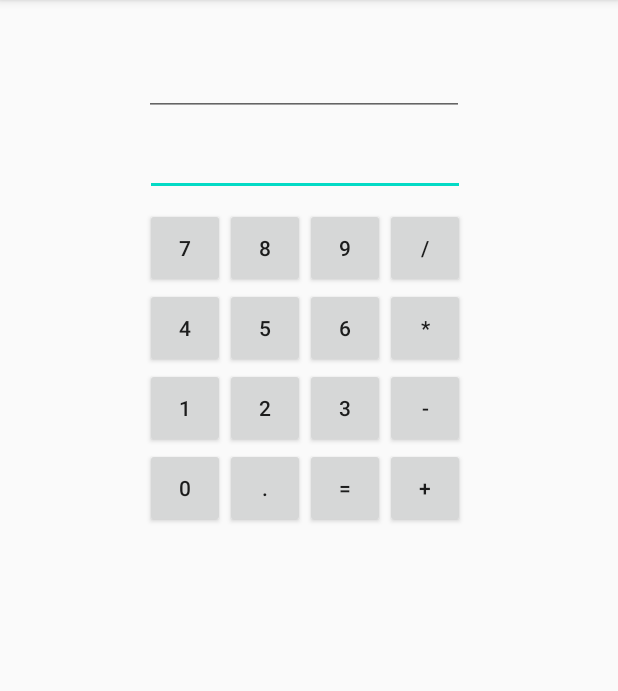
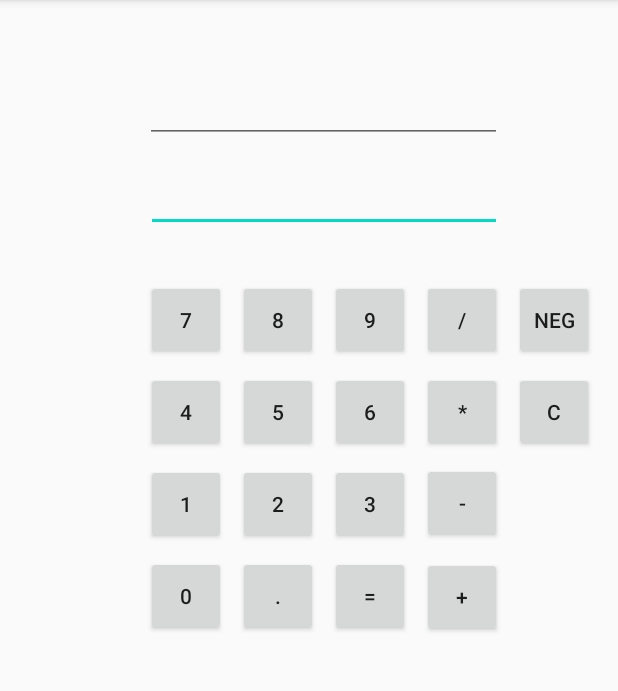
Before and after one commit to anamica08/Android-Kotlin-Training, an Android app: the screen it shows after launch (MainActivity), on a phone screen of 412 x 824 dp, the part 84-775 px from its top. Run offline under Robolectric (Android 15) with nearby library versions, the phone set to English and light mode, and no system bars.

Commit message:
added cancel and neg button for negative numbers

```diff
--- a/Calculator/app/src/main/java/com/example/calculator/MainActivity.kt
+++ b/Calculator/app/src/main/java/com/example/calculator/MainActivity.kt
@@ -96,6 +96,22 @@ class MainActivity : AppCompatActivity() {
         buttonMinus.setOnClickListener(opListener)
         buttonPlus.setOnClickListener(opListener)
 
+
+
+        buttonNeg.setOnClickListener({v->
+            val value = newNumber.text.toString()
+            if(value.isEmpty()){
+                newNumber.setText("-")
+            }else{
+
+            }
+        })
+
+        buttonCancel.setOnClickListener({v->
+            resultEditText.setText("")
+        })
+
+
     }
 
     private fun performOperation(value: Double, operation: String) {
--- a/Calculator/app/src/main/res/layout-land/activity_main.xml
+++ b/Calculator/app/src/main/res/layout-land/activity_main.xml
@@ -7,14 +7,88 @@
     tools:context=".MainActivity">
 
     <Button
+        android:id="@+id/button7"
+        android:layout_width="wrap_content"
+        android:layout_height="wrap_content"
+        android:layout_marginEnd="8dp"
+        android:layout_marginRight="8dp"
+        android:minWidth="53dp"
+        android:minHeight="53dp"
+        android:text="@string/_7"
+        app:layout_constraintBaseline_toBaselineOf="@+id/button8"
+        app:layout_constraintEnd_toStartOf="@+id/button8" />
+
+    <Button
+        android:id="@+id/button8"
+        android:layout_width="wrap_content"
+        android:layout_height="wrap_content"
+        android:layout_marginTop="20dp"
+        android:layout_marginEnd="8dp"
+        android:layout_marginRight="8dp"
+        android:minWidth="53dp"
+        android:minHeight="53dp"
+        android:text="@string/_8"
+        app:layout_constraintEnd_toStartOf="@+id/button9"
+        app:layout_constraintTop_toBottomOf="@+id/newNumber" />
+
+    <Button
         android:id="@+id/button0"
+        android:layout_width="wrap_content"
+        android:layout_height="wrap_content"
+        android:layout_marginTop="8dp"
+        android:layout_marginEnd="8dp"
+        android:layout_marginRight="8dp"
+        android:minWidth="53dp"
+        android:minHeight="53dp"
+        android:text="@string/_0"
+        app:layout_constraintEnd_toStartOf="@+id/buttonDot"
+        app:layout_constraintTop_toBottomOf="@+id/button1" />
+
+    <Button
+        android:id="@+id/button4"
+        android:layout_width="wrap_content"
+        android:layout_height="wrap_content"
+        android:layout_marginTop="8dp"
+        android:layout_marginEnd="8dp"
+        android:layout_marginRight="8dp"
+        android:minWidth="53dp"
+        android:minHeight="53dp"
+        android:text="@string/_4"
+        app:layout_constraintEnd_toStartOf="@+id/button5"
+        app:layout_constraintTop_toBottomOf="@+id/button7" />
+
+    <Button
+        android:id="@+id/buttonDot"
         android:layout_width="wrap_content"
         android:layout_height="wrap_content"
         android:minWidth="53dp"
         android:minHeight="53dp"
-        android:text="0"
-        app:layout_constraintStart_toStartOf="@+id/button1"
-        app:layout_constraintTop_toBottomOf="@+id/button1" />
+        android:text="@string/DOT"
+        app:layout_constraintBaseline_toBaselineOf="@+id/buttonEqual"
+        app:layout_constraintEnd_toEndOf="@+id/button2" />
+
+    <Button
+        android:id="@+id/button1"
+        android:layout_width="wrap_content"
+        android:layout_height="wrap_content"
+        android:layout_marginTop="8dp"
+        android:layout_marginEnd="8dp"
+        android:layout_marginRight="8dp"
+        android:minWidth="53dp"
+        android:minHeight="53dp"
+        android:text="@string/_1"
+        app:layout_constraintEnd_toStartOf="@+id/button2"
+        app:layout_constraintTop_toBottomOf="@+id/button4" />
+
+    <Button
+        android:id="@+id/button5"
+        android:layout_width="wrap_content"
+        android:layout_height="wrap_content"
+        android:minWidth="53dp"
+        android:minHeight="53dp"
+        android:text="@string/_5"
+        app:layout_constraintBaseline_toBaselineOf="@+id/button6"
+        app:layout_constraintEnd_toEndOf="@+id/button8" />
 
     <Button
         android:id="@+id/button2"
@@ -22,183 +96,151 @@
         android:layout_height="wrap_content"
         android:minWidth="53dp"
         android:minHeight="53dp"
-        android:text="2"
-        app:layout_constraintBaseline_toBaselineOf="@+id/button1"
-        app:layout_constraintStart_toEndOf="@+id/button1" />
+        android:text="@string/_2"
+        app:layout_constraintBaseline_toBaselineOf="@+id/button3"
+        app:layout_constraintEnd_toEndOf="@+id/button5" />
+
+    <Button
+        android:id="@+id/button9"
+        android:layout_width="wrap_content"
+        android:layout_height="wrap_content"
+        android:layout_marginTop="20dp"
+        android:minWidth="53dp"
+        android:minHeight="53dp"
+        android:text="@string/_9"
+        app:layout_constraintEnd_toEndOf="parent"
+        app:layout_constraintStart_toStartOf="parent"
+        app:layout_constraintTop_toBottomOf="@+id/resultEditText" />
+
+    <Button
+        android:id="@+id/buttonEqual"
+        android:layout_width="wrap_content"
+        android:layout_height="wrap_content"
+        android:layout_marginStart="8dp"
+        android:layout_marginLeft="8dp"
+        android:layout_marginTop="8dp"
+        android:minWidth="53dp"
+        android:minHeight="53dp"
+        android:text="@string/equal"
+        app:layout_constraintStart_toEndOf="@+id/button2"
+        app:layout_constraintTop_toBottomOf="@+id/button3" />
+
+    <Button
+        android:id="@+id/buttonMultiply"
+        android:layout_width="wrap_content"
+        android:layout_height="wrap_content"
+        android:layout_marginStart="8dp"
+        android:layout_marginLeft="8dp"
+        android:layout_marginTop="8dp"
+        android:minWidth="53dp"
+        android:minHeight="53dp"
+        android:text="@string/multiply"
+        app:layout_constraintBaseline_toBaselineOf="@+id/button6"
+        app:layout_constraintStart_toEndOf="@+id/button6"
+        app:layout_constraintTop_toBottomOf="@+id/buttonDivide" />
+
+    <Button
+        android:id="@+id/buttonDivide"
+        android:layout_width="wrap_content"
+        android:layout_height="wrap_content"
+        android:layout_marginStart="8dp"
+        android:layout_marginLeft="8dp"
+        android:minWidth="53dp"
+        android:minHeight="53dp"
+        android:text="@string/divide"
+        app:layout_constraintBaseline_toBaselineOf="@+id/button9"
+        app:layout_constraintStart_toEndOf="@+id/button9" />
+
+    <Button
+        android:id="@+id/buttonPlus"
+        android:layout_width="wrap_content"
+        android:layout_height="wrap_content"
+        android:layout_marginStart="8dp"
+        android:layout_marginLeft="8dp"
+        android:layout_marginTop="8dp"
+        android:minWidth="53dp"
+        android:minHeight="53dp"
+        android:text="@string/plus"
+        app:layout_constraintStart_toEndOf="@+id/buttonEqual"
+        app:layout_constraintTop_toBottomOf="@+id/buttonMinus" />
+
+    <Button
+        android:id="@+id/button6"
+        android:layout_width="wrap_content"
+        android:layout_height="wrap_content"
+        android:layout_marginStart="8dp"
+        android:layout_marginLeft="8dp"
+        android:layout_marginTop="8dp"
+        android:minWidth="53dp"
+        android:minHeight="53dp"
+        android:text="@string/_6"
+        app:layout_constraintStart_toEndOf="@+id/button8"
+        app:layout_constraintTop_toBottomOf="@+id/button9" />
+
+    <Button
+        android:id="@+id/buttonMinus"
+        android:layout_width="wrap_content"
+        android:layout_height="wrap_content"
+        android:layout_marginStart="8dp"
+        android:layout_marginLeft="8dp"
+        android:layout_marginTop="8dp"
+        android:minWidth="53dp"
+        android:minHeight="53dp"
+        android:text="@string/minus"
+        app:layout_constraintStart_toEndOf="@+id/button3"
+        app:layout_constraintTop_toBottomOf="@+id/buttonMultiply" />
+
+    <Button
+        android:id="@+id/buttonNeg"
+        android:layout_width="wrap_content"
+        android:layout_height="wrap_content"
+        android:layout_marginStart="8dp"
+        android:layout_marginLeft="8dp"
+        android:minWidth="53dp"
+        android:minHeight="53dp"
+        android:text="@string/neg"
+        app:layout_constraintBaseline_toBaselineOf="@+id/buttonDivide"
+        app:layout_constraintStart_toEndOf="@+id/buttonDivide" />
 
     <Button
         android:id="@+id/button3"
         android:layout_width="wrap_content"
         android:layout_height="wrap_content"
-        android:minWidth="53dp"
-        android:minHeight="53dp"
-        android:text="3"
-        app:layout_constraintBaseline_toBaselineOf="@+id/button2"
-        app:layout_constraintStart_toEndOf="@+id/button2" />
-
-    <Button
-        android:id="@+id/button4"
-        android:layout_width="wrap_content"
-        android:layout_height="wrap_content"
-        android:minWidth="53dp"
-        android:minHeight="53dp"
-        android:text="4"
-        app:layout_constraintStart_toStartOf="@+id/button7"
-        app:layout_constraintTop_toBottomOf="@+id/button7" />
-
-    <Button
-        android:id="@+id/button5"
-        android:layout_width="wrap_content"
-        android:layout_height="wrap_content"
-        android:minWidth="53dp"
-        android:minHeight="53dp"
-        android:text="5"
-        app:layout_constraintBaseline_toBaselineOf="@+id/button4"
-        app:layout_constraintStart_toEndOf="@+id/button4" />
-
-    <Button
-        android:id="@+id/button6"
-        android:layout_width="wrap_content"
-        android:layout_height="wrap_content"
-        android:minWidth="53dp"
-        android:minHeight="53dp"
-        android:text="6"
-        app:layout_constraintBaseline_toBaselineOf="@+id/button5"
-        app:layout_constraintStart_toEndOf="@+id/button5" />
-
-    <Button
-        android:id="@+id/button7"
-        android:layout_width="wrap_content"
-        android:layout_height="wrap_content"
+        android:layout_marginStart="8dp"
+        android:layout_marginLeft="8dp"
         android:layout_marginTop="8dp"
         android:minWidth="53dp"
         android:minHeight="53dp"
-        android:text="7"
-        app:layout_constraintStart_toStartOf="@+id/newNumber"
-        app:layout_constraintTop_toBottomOf="@+id/newNumber" />
-
-    <Button
-        android:id="@+id/button8"
-        android:layout_width="wrap_content"
-        android:layout_height="wrap_content"
-        android:minWidth="53dp"
-        android:minHeight="53dp"
-        android:text="8"
-        app:layout_constraintBaseline_toBaselineOf="@+id/button7"
-        app:layout_constraintStart_toEndOf="@+id/button7" />
-
-    <Button
-        android:id="@+id/button9"
-        android:layout_width="wrap_content"
-        android:layout_height="wrap_content"
-        android:minWidth="53dp"
-        android:minHeight="53dp"
-        android:text="9"
-        app:layout_constraintBaseline_toBaselineOf="@+id/button8"
-        app:layout_constraintStart_toEndOf="@+id/button8" />
-
-    <Button
-        android:id="@+id/button1"
-        android:layout_width="wrap_content"
-        android:layout_height="wrap_content"
-        android:minWidth="53dp"
-        android:minHeight="53dp"
-        android:text="1"
-        app:layout_constraintStart_toStartOf="@+id/button4"
-        app:layout_constraintTop_toBottomOf="@+id/button4" />
-
-    <Button
-        android:id="@+id/buttonDot"
-        android:layout_width="wrap_content"
-        android:layout_height="wrap_content"
-        android:minWidth="53dp"
-        android:minHeight="53dp"
-        android:text="."
-        app:layout_constraintBaseline_toBaselineOf="@+id/button0"
-        app:layout_constraintStart_toEndOf="@+id/button0" />
-
-    <Button
-        android:id="@+id/buttonEqual"
-        android:layout_width="wrap_content"
-        android:layout_height="wrap_content"
-        android:minWidth="53dp"
-        android:minHeight="53dp"
-        android:text="="
-        app:layout_constraintBaseline_toBaselineOf="@+id/buttonDot"
-        app:layout_constraintStart_toEndOf="@+id/buttonDot" />
-
-    <Button
-        android:id="@+id/buttonPlus"
-        android:layout_width="wrap_content"
-        android:layout_height="wrap_content"
-        android:minWidth="53dp"
-        android:minHeight="53dp"
-        android:text="+"
-        app:layout_constraintBaseline_toBaselineOf="@+id/buttonEqual"
-        app:layout_constraintStart_toEndOf="@+id/buttonEqual" />
-
-    <Button
-        android:id="@+id/buttonDivide"
-        android:layout_width="wrap_content"
-        android:layout_height="wrap_content"
-        android:minWidth="53dp"
-        android:minHeight="53dp"
-        android:text="/"
-        app:layout_constraintBaseline_toBaselineOf="@+id/button9"
-        app:layout_constraintStart_toEndOf="@+id/button9" />
-
-    <Button
-        android:id="@+id/buttonMultiply"
-        android:layout_width="wrap_content"
-        android:layout_height="wrap_content"
-        android:minWidth="53dp"
-        android:minHeight="53dp"
-        android:text="*"
-        app:layout_constraintBaseline_toBaselineOf="@+id/button6"
-        app:layout_constraintStart_toEndOf="@+id/button6" />
-
-    <Button
-        android:id="@+id/buttonMinus"
-        android:layout_width="wrap_content"
-        android:layout_height="wrap_content"
-        android:minWidth="53dp"
-        android:minHeight="53dp"
-        android:text="-"
-        app:layout_constraintBaseline_toBaselineOf="@+id/button3"
-        app:layout_constraintStart_toEndOf="@+id/button3" />
+        android:text="@string/_3"
+        app:layout_constraintStart_toEndOf="@+id/button5"
+        app:layout_constraintTop_toBottomOf="@+id/button6" />
 
     <EditText
         android:id="@+id/resultEditText"
         android:layout_width="wrap_content"
         android:layout_height="wrap_content"
-        android:layout_marginStart="8dp"
-        android:layout_marginLeft="8dp"
-        android:layout_marginTop="24dp"
+        android:layout_marginStart="4dp"
+        android:layout_marginLeft="4dp"
+        android:layout_marginTop="32dp"
         android:layout_marginEnd="8dp"
         android:layout_marginRight="8dp"
         android:ems="10"
         android:focusable="false"
         android:focusableInTouchMode="false"
         android:inputType="numberSigned|numberDecimal"
-        android:text=" "
+        android:text="@string/empty"
         app:layout_constraintEnd_toEndOf="parent"
-        app:layout_constraintHorizontal_bias="1.0"
-        app:layout_constraintStart_toEndOf="@+id/newNumber"
+        app:layout_constraintStart_toStartOf="@+id/guideline"
         app:layout_constraintTop_toTopOf="parent" />
 
     <TextView
         android:id="@+id/operation"
-        android:layout_width="wrap_content"
-        android:layout_height="wrap_content"
-        android:layout_marginStart="8dp"
-        android:layout_marginLeft="8dp"
-        android:layout_marginEnd="8dp"
-        android:layout_marginRight="8dp"
+        android:layout_width="0dp"
+        android:layout_height="35dp"
         android:textSize="18sp"
         android:textStyle="bold"
-        app:layout_constraintBaseline_toBaselineOf="@+id/newNumber"
-        app:layout_constraintEnd_toStartOf="@+id/newNumber"
-        app:layout_constraintStart_toStartOf="parent" />
+        app:layout_constraintBaseline_toBaselineOf="@+id/button7"
+        app:layout_constraintStart_toStartOf="@+id/newNumber" />
 
     <EditText
         android:id="@+id/newNumber"
@@ -206,11 +248,31 @@
         android:layout_height="wrap_content"
         android:layout_marginStart="8dp"
         android:layout_marginLeft="8dp"
-        android:layout_marginEnd="8dp"
-        android:layout_marginRight="8dp"
+        android:layout_marginEnd="4dp"
+        android:layout_marginRight="4dp"
         android:ems="10"
         android:inputType="numberSigned|numberDecimal"
         app:layout_constraintBaseline_toBaselineOf="@+id/resultEditText"
-        app:layout_constraintEnd_toEndOf="parent"
+        app:layout_constraintEnd_toStartOf="@+id/guideline"
         app:layout_constraintStart_toStartOf="parent" />
+
+    <androidx.constraintlayout.widget.Guideline
+        android:id="@+id/guideline"
+        android:layout_width="wrap_content"
+        android:layout_height="wrap_content"
+        android:orientation="vertical"
+        app:layout_constraintGuide_percent="0.500684" />
+
+    <Button
+        android:id="@+id/buttonCancel"
+        android:layout_width="wrap_content"
+        android:layout_height="wrap_content"
+        android:layout_marginStart="8dp"
+        android:layout_marginLeft="8dp"
+        android:minWidth="53dp"
+        android:minHeight="53dp"
+        android:text="@string/c"
+        app:layout_constraintBaseline_toBaselineOf="@+id/buttonMultiply"
+        app:layout_constraintStart_toEndOf="@+id/buttonMultiply" />
+
 </androidx.constraintlayout.widget.ConstraintLayout>
--- a/Calculator/app/src/main/res/layout/activity_main.xml
+++ b/Calculator/app/src/main/res/layout/activity_main.xml
@@ -10,6 +10,7 @@
         android:id="@+id/button0"
         android:layout_width="wrap_content"
         android:layout_height="wrap_content"
+        android:layout_marginTop="8dp"
         android:minWidth="53dp"
         android:minHeight="53dp"
         android:text="0"
@@ -20,6 +21,8 @@
         android:id="@+id/button2"
         android:layout_width="wrap_content"
         android:layout_height="wrap_content"
+        android:layout_marginStart="8dp"
+        android:layout_marginLeft="8dp"
         android:minWidth="53dp"
         android:minHeight="53dp"
         android:text="2"
@@ -30,6 +33,8 @@
         android:id="@+id/button3"
         android:layout_width="wrap_content"
         android:layout_height="wrap_content"
+        android:layout_marginStart="8dp"
+        android:layout_marginLeft="8dp"
         android:minWidth="53dp"
         android:minHeight="53dp"
         android:text="3"
@@ -40,6 +45,7 @@
         android:id="@+id/button4"
         android:layout_width="wrap_content"
         android:layout_height="wrap_content"
+        android:layout_marginTop="8dp"
         android:minWidth="53dp"
         android:minHeight="53dp"
         android:text="4"
@@ -50,6 +56,8 @@
         android:id="@+id/button5"
         android:layout_width="wrap_content"
         android:layout_height="wrap_content"
+        android:layout_marginStart="8dp"
+        android:layout_marginLeft="8dp"
         android:minWidth="53dp"
         android:minHeight="53dp"
         android:text="5"
@@ -60,6 +68,8 @@
         android:id="@+id/button6"
         android:layout_width="wrap_content"
         android:layout_height="wrap_content"
+        android:layout_marginStart="8dp"
+        android:layout_marginLeft="8dp"
         android:minWidth="53dp"
         android:minHeight="53dp"
         android:text="6"
@@ -70,7 +80,7 @@
         android:id="@+id/button7"
         android:layout_width="wrap_content"
         android:layout_height="wrap_content"
-        android:layout_marginTop="8dp"
+        android:layout_marginTop="32dp"
         android:minWidth="53dp"
         android:minHeight="53dp"
         android:text="7"
@@ -81,6 +91,8 @@
         android:id="@+id/button8"
         android:layout_width="wrap_content"
         android:layout_height="wrap_content"
+        android:layout_marginStart="8dp"
+        android:layout_marginLeft="8dp"
         android:minWidth="53dp"
         android:minHeight="53dp"
         android:text="8"
@@ -91,6 +103,8 @@
         android:id="@+id/button9"
         android:layout_width="wrap_content"
         android:layout_height="wrap_content"
+        android:layout_marginStart="8dp"
+        android:layout_marginLeft="8dp"
         android:minWidth="53dp"
         android:minHeight="53dp"
         android:text="9"
@@ -101,6 +115,7 @@
         android:id="@+id/button1"
         android:layout_width="wrap_content"
         android:layout_height="wrap_content"
+        android:layout_marginTop="8dp"
         android:minWidth="53dp"
         android:minHeight="53dp"
         android:text="1"
@@ -111,6 +126,8 @@
         android:id="@+id/buttonDot"
         android:layout_width="wrap_content"
         android:layout_height="wrap_content"
+        android:layout_marginStart="8dp"
+        android:layout_marginLeft="8dp"
         android:minWidth="53dp"
         android:minHeight="53dp"
         android:text="."
@@ -121,6 +138,8 @@
         android:id="@+id/buttonEqual"
         android:layout_width="wrap_content"
         android:layout_height="wrap_content"
+        android:layout_marginStart="8dp"
+        android:layout_marginLeft="8dp"
         android:minWidth="53dp"
         android:minHeight="53dp"
         android:text="="
@@ -131,49 +150,81 @@
         android:id="@+id/buttonPlus"
         android:layout_width="wrap_content"
         android:layout_height="wrap_content"
+        android:layout_marginStart="8dp"
+        android:layout_marginLeft="8dp"
+        android:layout_marginTop="9dp"
         android:minWidth="53dp"
         android:minHeight="53dp"
         android:text="+"
-        app:layout_constraintBaseline_toBaselineOf="@+id/buttonEqual"
-        app:layout_constraintStart_toEndOf="@+id/buttonEqual" />
+        app:layout_constraintStart_toEndOf="@+id/buttonEqual"
+        app:layout_constraintTop_toBottomOf="@+id/buttonMinus" />
 
     <Button
         android:id="@+id/buttonDivide"
         android:layout_width="wrap_content"
         android:layout_height="wrap_content"
+        android:layout_marginStart="8dp"
+        android:layout_marginLeft="8dp"
         android:minWidth="53dp"
         android:minHeight="53dp"
         android:text="/"
         app:layout_constraintBaseline_toBaselineOf="@+id/button9"
         app:layout_constraintStart_toEndOf="@+id/button9" />
-
+    <Button
+        android:id="@+id/buttonNeg"
+        android:layout_width="wrap_content"
+        android:layout_height="wrap_content"
+        android:layout_marginStart="8dp"
+        android:layout_marginLeft="8dp"
+        android:minWidth="53dp"
+        android:minHeight="53dp"
+        android:text="@string/neg"
+        app:layout_constraintBaseline_toBaselineOf="@+id/buttonDivide"
+        app:layout_constraintStart_toEndOf="@+id/buttonDivide" />
     <Button
         android:id="@+id/buttonMultiply"
         android:layout_width="wrap_content"
         android:layout_height="wrap_content"
+        android:layout_marginStart="8dp"
+        android:layout_marginLeft="8dp"
+        android:layout_marginTop="8dp"
         android:minWidth="53dp"
         android:minHeight="53dp"
         android:text="*"
-        app:layout_constraintBaseline_toBaselineOf="@+id/button6"
-        app:layout_constraintStart_toEndOf="@+id/button6" />
+        app:layout_constraintStart_toEndOf="@+id/button6"
+        app:layout_constraintTop_toBottomOf="@+id/buttonDivide" />
+    <Button
+        android:id="@+id/buttonCancel"
+        android:layout_width="wrap_content"
+        android:layout_height="wrap_content"
+        android:layout_marginStart="8dp"
+        android:layout_marginLeft="8dp"
+        android:minWidth="53dp"
+        android:minHeight="53dp"
+        android:text="@string/c"
+        app:layout_constraintBaseline_toBaselineOf="@+id/buttonMultiply"
+        app:layout_constraintStart_toEndOf="@+id/buttonMultiply" />
 
     <Button
         android:id="@+id/buttonMinus"
         android:layout_width="wrap_content"
         android:layout_height="wrap_content"
+        android:layout_marginStart="8dp"
+        android:layout_marginLeft="8dp"
+        android:layout_marginTop="7dp"
         android:minWidth="53dp"
         android:minHeight="53dp"
         android:text="-"
-        app:layout_constraintBaseline_toBaselineOf="@+id/button3"
-        app:layout_constraintStart_toEndOf="@+id/button3" />
+        app:layout_constraintStart_toEndOf="@+id/button3"
+        app:layout_constraintTop_toBottomOf="@+id/buttonMultiply" />
 
     <EditText
         android:id="@+id/resultEditText"
-        android:layout_width="wrap_content"
-        android:layout_height="wrap_content"
+        android:layout_width="238dp"
+        android:layout_height="55dp"
         android:layout_marginStart="8dp"
         android:layout_marginLeft="8dp"
-        android:layout_marginTop="32dp"
+        android:layout_marginTop="40dp"
         android:layout_marginEnd="8dp"
         android:layout_marginRight="8dp"
         android:ems="10"
@@ -182,7 +233,7 @@
         android:inputType="numberSigned|numberDecimal"
         android:text=" "
         app:layout_constraintEnd_toEndOf="parent"
-        app:layout_constraintHorizontal_bias="0.48"
+        app:layout_constraintHorizontal_bias="0.561"
         app:layout_constraintStart_toStartOf="parent"
         app:layout_constraintTop_toTopOf="parent" />
 
@@ -202,8 +253,8 @@
 
     <EditText
         android:id="@+id/newNumber"
-        android:layout_width="wrap_content"
-        android:layout_height="wrap_content"
+        android:layout_width="237dp"
+        android:layout_height="51dp"
         android:layout_marginStart="8dp"
         android:layout_marginLeft="8dp"
         android:layout_marginTop="8dp"
@@ -212,7 +263,7 @@
         android:ems="10"
         android:inputType="numberSigned|numberDecimal"
         app:layout_constraintEnd_toEndOf="parent"
-        app:layout_constraintHorizontal_bias="0.484"
+        app:layout_constraintHorizontal_bias="0.564"
         app:layout_constraintStart_toStartOf="parent"
         app:layout_constraintTop_toBottomOf="@+id/resultEditText" />
 </androidx.constraintlayout.widget.ConstraintLayout>
--- a/Calculator/app/src/main/res/values/strings.xml
+++ b/Calculator/app/src/main/res/values/strings.xml
@@ -1,3 +1,22 @@
 <resources>
     <string name="app_name">Calculator</string>
+    <string name="_7">7</string>
+    <string name="_8">8</string>
+    <string name="_0">0</string>
+    <string name="_4">4</string>
+    <string name="DOT">.</string>
+    <string name="_1">1</string>
+    <string name="_5">5</string>
+    <string name="_2">2</string>
+    <string name="_9">9</string>
+    <string name="equal">=</string>
+    <string name="multiply">*</string>
+    <string name="divide">/</string>
+    <string name="plus">+</string>
+    <string name="_6">6</string>
+    <string name="minus">-</string>
+    <string name="neg">Neg</string>
+    <string name="_3">3</string>
+    <string name="empty" />
+    <string name="c">C</string>
 </resources>
```
